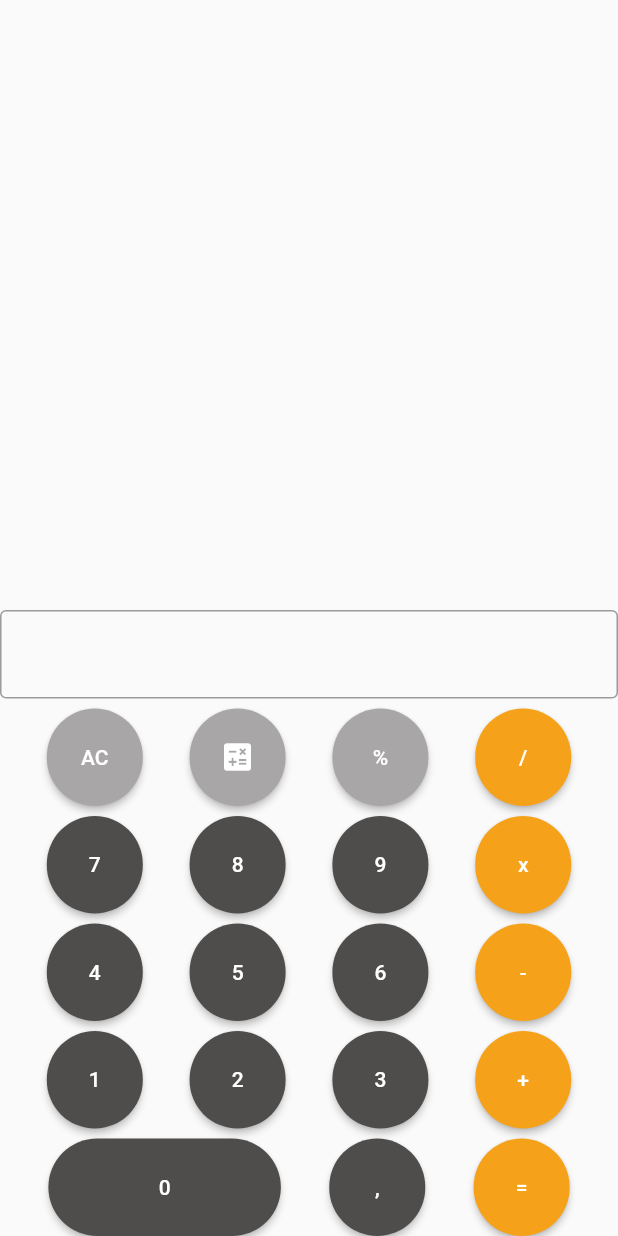
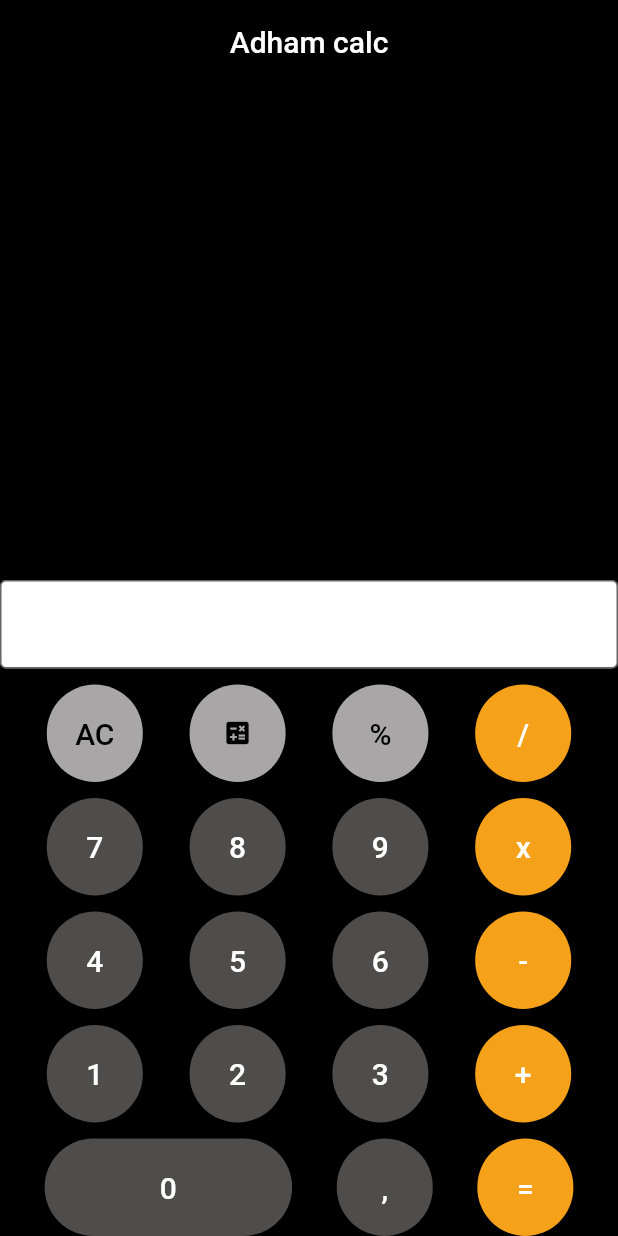
Before and after one commit to adhamniyozboyev/first_currency, a Flutter app: the screen it shows after launch, on a phone screen of 412 x 824 dp. Run offline on Flutter 3.47's test engine with Material 2 defaults, Android fonts, the phone set to English and light mode, and no system bars.

Commit message:
just a moment

```diff
--- a/lib/main.dart
+++ b/lib/main.dart
@@ -19,14 +19,22 @@ class _MyAppState extends State<MyApp> {
   @override
   Widget build(BuildContext context) {
     return Scaffold(
+      appBar: AppBar(title: Center(child: Text('Adham calc'),),backgroundColor: Colors.black,),
+      backgroundColor: Colors.black,
       body: Column(
         mainAxisAlignment: MainAxisAlignment.spaceBetween,
         children: [
-          SizedBox(height: 400,),
+          SizedBox(
+            height: 320,
+          ),
           TextField(
             controller: _controller,
             readOnly: true,
-            decoration: InputDecoration(border: OutlineInputBorder()),
+            decoration: InputDecoration(
+
+              filled: true,
+              fillColor: Colors.white,
+              border: OutlineInputBorder()),
           ),
           Row(
             mainAxisAlignment: MainAxisAlignment.spaceEvenly,
@@ -35,45 +43,41 @@ class _MyAppState extends State<MyApp> {
                   style: ElevatedButton.styleFrom(
                       shape: RoundedRectangleBorder(
                           borderRadius: BorderRadius.circular(70)),
-                      fixedSize: Size(30, 65),
-                      backgroundColor:
-                          Color.fromARGB(255, 168, 166, 166)),
+                      fixedSize: Size(40, 65),
+                      backgroundColor: Color.fromARGB(255, 168, 166, 166)),
                   onPressed: () {
                     _controller.text = '';
                   },
-                  child: Text('AC')),
+                  child: Text('AC',style: TextStyle(fontSize: 20,color: Colors.black),)),
               ElevatedButton(
                 style: ElevatedButton.styleFrom(
                     shape: RoundedRectangleBorder(
                         borderRadius: BorderRadius.circular(70)),
-                    fixedSize: Size(30, 65),
-                    backgroundColor:
-                        Color.fromARGB(255, 168, 166, 166)),
+                    fixedSize: Size(40, 65),
+                    backgroundColor: Color.fromARGB(255, 168, 166, 166)),
                 onPressed: () {},
-                child: Icon(Icons.calculate),
-              ),
+                child: Icon(Icons.calculate,size: 20,color: Colors.black)),
+
               ElevatedButton(
                   style: ElevatedButton.styleFrom(
                       shape: RoundedRectangleBorder(
                           borderRadius: BorderRadius.circular(70)),
-                      fixedSize: Size(30, 65),
-                      backgroundColor:
-                          Color.fromARGB(255, 168, 166, 166)),
+                      fixedSize: Size(40, 65),
+                      backgroundColor: Color.fromARGB(255, 168, 166, 166)),
                   onPressed: () {
                     _controller.text += '%';
                   },
-                  child: Text('%')),
+                  child: Text('%',style: TextStyle(fontSize: 20,color: Colors.black))),
               ElevatedButton(
                   style: ElevatedButton.styleFrom(
                       shape: RoundedRectangleBorder(
                           borderRadius: BorderRadius.circular(70)),
-                      fixedSize: Size(30, 65),
-                      backgroundColor:
-                          Color.fromARGB(255, 245, 161, 25)),
+                      fixedSize: Size(40, 65),
+                      backgroundColor: Color.fromARGB(255, 245, 161, 25)),
                   onPressed: () {
                     _controller.text += '/';
                   },
-                  child: Text('/'))
+                  child: Text('/',style: TextStyle(fontSize: 20,)))
             ],
           ),
           Row(
@@ -83,46 +87,42 @@ class _MyAppState extends State<MyApp> {
                   style: ElevatedButton.styleFrom(
                       shape: RoundedRectangleBorder(
                           borderRadius: BorderRadius.circular(70)),
-                      fixedSize: Size(30, 65),
-                      backgroundColor:
-                          Color.fromARGB(255, 78, 77, 76)),
+                      fixedSize: Size(40, 65),
+                      backgroundColor: Color.fromARGB(255, 78, 77, 76)),
                   onPressed: () {
                     _controller.text += '7';
                   },
-                  child: Text('7')),
+                  child: Text('7',style: TextStyle(fontSize: 20,))),
               ElevatedButton(
                   style: ElevatedButton.styleFrom(
                       shape: RoundedRectangleBorder(
                           borderRadius: BorderRadius.circular(70)),
-                      fixedSize: Size(30, 65),
-                      backgroundColor:
-                          Color.fromARGB(255, 78, 77, 76)),
+                      fixedSize: Size(40, 65),
+                      backgroundColor: Color.fromARGB(255, 78, 77, 76)),
                   onPressed: () {
                     _controller.text += '8';
                   },
-                  child: Text('8')),
+                  child: Text('8',style: TextStyle(fontSize: 20,))),
               ElevatedButton(
                   style: ElevatedButton.styleFrom(
                       shape: RoundedRectangleBorder(
                           borderRadius: BorderRadius.circular(70)),
-                      fixedSize: Size(30, 65),
-                      backgroundColor:
-                          Color.fromARGB(255, 78, 77, 76)),
+                      fixedSize: Size(40, 65),
+                      backgroundColor: Color.fromARGB(255, 78, 77, 76)),
                   onPressed: () {
                     _controller.text += '9';
                   },
-                  child: Text('9')),
+                  child: Text('9',style: TextStyle(fontSize: 20,))),
               ElevatedButton(
                   style: ElevatedButton.styleFrom(
                       shape: RoundedRectangleBorder(
                           borderRadius: BorderRadius.circular(70)),
-                      fixedSize: Size(30, 65),
-                      backgroundColor:
-                          Color.fromARGB(255, 245, 161, 25)),
+                      fixedSize: Size(40, 65),
+                      backgroundColor: Color.fromARGB(255, 245, 161, 25)),
                   onPressed: () {
                     _controller.text += 'x';
                   },
-                  child: Text('x'))
+                  child: Text('x',style: TextStyle(fontSize: 20,)))
             ],
           ),
           Row(
@@ -132,46 +132,42 @@ class _MyAppState extends State<MyApp> {
                   style: ElevatedButton.styleFrom(
                       shape: RoundedRectangleBorder(
                           borderRadius: BorderRadius.circular(70)),
-                      fixedSize: Size(30, 65),
-                      backgroundColor:
-                          Color.fromARGB(255, 78, 77, 76)),
+                      fixedSize: Size(40, 65),
+                      backgroundColor: Color.fromARGB(255, 78, 77, 76)),
                   onPressed: () {
                     _controller.text += '4';
                   },
-                  child: Text('4')),
+                  child: Text('4',style: TextStyle(fontSize: 20,))),
               ElevatedButton(
                   style: ElevatedButton.styleFrom(
                       shape: RoundedRectangleBorder(
                           borderRadius: BorderRadius.circular(70)),
-                      fixedSize: Size(30, 65),
-                      backgroundColor:
-                          Color.fromARGB(255, 78, 77, 76)),
+                      fixedSize: Size(40, 65),
+                      backgroundColor: Color.fromARGB(255, 78, 77, 76)),
                   onPressed: () {
                     _controller.text += '5';
                   },
-                  child: Text('5')),
+                  child: Text('5',style: TextStyle(fontSize: 20,))),
               ElevatedButton(
                   style: ElevatedButton.styleFrom(
                       shape: RoundedRectangleBorder(
                           borderRadius: BorderRadius.circular(70)),
-                      fixedSize: Size(30, 65),
-                      backgroundColor:
-                          Color.fromARGB(255, 78, 77, 76)),
+                      fixedSize: Size(40, 65),
+                      backgroundColor: Color.fromARGB(255, 78, 77, 76)),
                   onPressed: () {
                     _controller.text += '6';
                   },
-                  child: Text('6')),
+                  child: Text('6',style: TextStyle(fontSize: 20,))),
               ElevatedButton(
                   style: ElevatedButton.styleFrom(
                       shape: RoundedRectangleBorder(
                           borderRadius: BorderRadius.circular(70)),
-                      fixedSize: Size(30, 65),
-                      backgroundColor:
-                          Color.fromARGB(255, 245, 161, 25)),
+                      fixedSize: Size(40, 65),
+                      backgroundColor: Color.fromARGB(255, 245, 161, 25)),
                   onPressed: () {
                     _controller.text += '-';
                   },
-                  child: Text('-'))
+                  child: Text('-',style: TextStyle(fontSize: 20,)))
             ],
           ),
           Row(
@@ -181,46 +177,42 @@ class _MyAppState extends State<MyApp> {
                   style: ElevatedButton.styleFrom(
                       shape: RoundedRectangleBorder(
                           borderRadius: BorderRadius.circular(70)),
-                      fixedSize: Size(30, 65),
-                      backgroundColor:
-                          Color.fromARGB(255, 78, 77, 76)),
+                      fixedSize: Size(40, 65),
+                      backgroundColor: Color.fromARGB(255, 78, 77, 76)),
                   onPressed: () {
                     _controller.text += '1';
                   },
-                  child: Text('1')),
+                  child: Text('1',style: TextStyle(fontSize: 20,))),
               ElevatedButton(
                   style: ElevatedButton.styleFrom(
                       shape: RoundedRectangleBorder(
                           borderRadius: BorderRadius.circular(70)),
-                      fixedSize: Size(30, 65),
-                      backgroundColor:
-                          Color.fromARGB(255, 78, 77, 76)),
+                      fixedSize: Size(40, 65),
+                      backgroundColor: Color.fromARGB(255, 78, 77, 76)),
                   onPressed: () {
                     _controller.text += '2';
                   },
-                  child: Text('2')),
+                  child: Text('2',style: TextStyle(fontSize: 20,))),
               ElevatedButton(
                   style: ElevatedButton.styleFrom(
                       shape: RoundedRectangleBorder(
                           borderRadius: BorderRadius.circular(70)),
-                      fixedSize: Size(30, 65),
-                      backgroundColor:
-                          Color.fromARGB(255, 78, 77, 76)),
+                      fixedSize: Size(40, 65),
+                      backgroundColor: Color.fromARGB(255, 78, 77, 76)),
                   onPressed: () {
                     _controller.text += '3';
                   },
-                  child: Text('3')),
+                  child: Text('3',style: TextStyle(fontSize: 20,))),
               ElevatedButton(
                   style: ElevatedButton.styleFrom(
                       shape: RoundedRectangleBorder(
                           borderRadius: BorderRadius.circular(70)),
-                      fixedSize: Size(30, 65),
-                      backgroundColor:
-                          Color.fromARGB(255, 245, 161, 25)),
+                      fixedSize: Size(40, 65),
+                      backgroundColor: Color.fromARGB(255, 245, 161, 25)),
                   onPressed: () {
                     _controller.text += '+';
                   },
-                  child: Text('+'))
+                  child: Text('+',style: TextStyle(fontSize: 20,)))
             ],
           ),
           Row(
@@ -230,31 +222,28 @@ class _MyAppState extends State<MyApp> {
                   style: ElevatedButton.styleFrom(
                       shape: RoundedRectangleBorder(
                           borderRadius: BorderRadius.circular(70)),
-                      fixedSize: Size(155, 65),
-                      backgroundColor:
-                          Color.fromARGB(255, 78, 77, 76)),
+                      fixedSize: Size(165, 65),
+                      backgroundColor: Color.fromARGB(255, 78, 77, 76)),
                   onPressed: () {
                     _controller.text += '0';
                   },
-                  child: Text('0')),
+                  child: Text('0',style: TextStyle(fontSize: 20,))),
+              ElevatedButton(
+                  style: ElevatedButton.styleFrom(
+                      shape: RoundedRectangleBorder(
+                          borderRadius: BorderRadius.circular(70)),
+                      fixedSize: Size(40, 65),
+                      backgroundColor: Color.fromARGB(255, 78, 77, 76)),
+                  onPressed: () {
+                    _controller.text += ',';
+                  },
+                  child: Text(',',style: TextStyle(fontSize: 20,))),
               ElevatedButton(
                   style: ElevatedButton.styleFrom(
                       shape: RoundedRectangleBorder(
                           borderRadius: BorderRadius.circular(70)),
                       fixedSize: Size(30, 65),
-                      backgroundColor:
-                          Color.fromARGB(255, 78, 77, 76)),
-                  onPressed: () {
-                    _controller.text += ',';
-                  },
-                  child: Text(',')),
-              ElevatedButton(
-                  style: ElevatedButton.styleFrom(
-                      shape: RoundedRectangleBorder(
-                          borderRadius: BorderRadius.circular(70)),
-                      fixedSize: Size(30, 65),
-                      backgroundColor:
-                          Color.fromARGB(255, 245, 161, 25)),
+                      backgroundColor: Color.fromARGB(255, 245, 161, 25)),
                   onPressed: () {
                     int ind = 0;
                     String s = _controller.text;
@@ -287,7 +276,7 @@ class _MyAppState extends State<MyApp> {
                       _controller.text = ans.toString();
                     }
                   },
-                  child: Text('=')),
+                  child: Text('=',style: TextStyle(fontSize: 20,))),
             ],
           )
         ],
```
